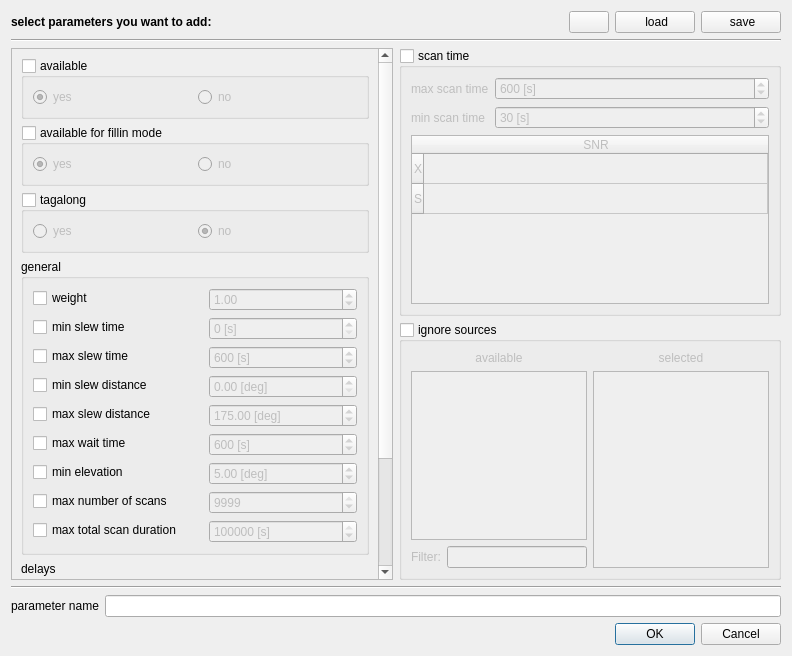
First picture: the form in Parameters/stationparametersdialog.ui, repository TUW-VieVS/VieSchedppGUI, before the edit.
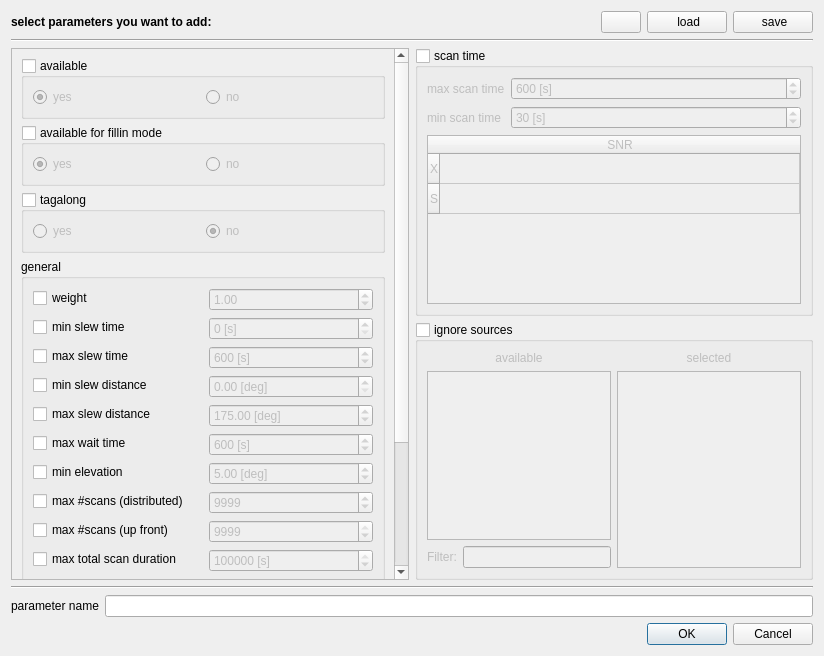
Second picture: the form after the edit. Icons and pictures are not drawn.

Commit message: renaming and new parameter max number of scans (distributed)

Diff of the .ui file:
```diff
--- a/Parameters/stationparametersdialog.ui
+++ b/Parameters/stationparametersdialog.ui
@@ -6,7 +6,7 @@
    <rect>
     <x>0</x>
     <y>0</y>
-    <width>792</width>
+    <width>824</width>
     <height>656</height>
    </rect>
   </property>
@@ -115,9 +115,9 @@
           <property name="geometry">
            <rect>
             <x>0</x>
-            <y>0</y>
-            <width>365</width>
-            <height>699</height>
+            <y>-120</y>
+            <width>390</width>
+            <height>795</height>
            </rect>
           </property>
           <layout class="QVBoxLayout" name="verticalLayout_8">
@@ -493,7 +493,7 @@
                 </property>
                </widget>
               </item>
-              <item row="7" column="0">
+              <item row="8" column="0">
                <widget class="QCheckBox" name="checkBox_maxNumberOfScans">
                 <property name="minimumSize">
                  <size>
@@ -505,11 +505,11 @@
                  <string>&lt;html&gt;&lt;head/&gt;&lt;body&gt;&lt;p&gt;Select parameter. &lt;/p&gt;&lt;p&gt;Parameters which are selected will &lt;span style=&quot; font-weight:600;&quot;&gt;override&lt;/span&gt; parameters from its &lt;span style=&quot; font-weight:600;&quot;&gt;parents&lt;/span&gt;. &lt;/p&gt;&lt;/body&gt;&lt;/html&gt;</string>
                 </property>
                 <property name="text">
-                 <string>max number of scans</string>
+                 <string>max #scans (up front)</string>
                 </property>
                </widget>
               </item>
-              <item row="7" column="1">
+              <item row="8" column="1">
                <widget class="QSpinBox" name="spinBox_maxNumberOfScans">
                 <property name="enabled">
                  <bool>false</bool>
@@ -563,14 +563,14 @@
                 </property>
                </widget>
               </item>
-              <item row="8" column="0">
+              <item row="9" column="0">
                <widget class="QCheckBox" name="checkBox_maxTotalObsTime">
                 <property name="text">
                  <string>max total scan duration</string>
                 </property>
                </widget>
               </item>
-              <item row="8" column="1">
+              <item row="9" column="1">
                <widget class="QSpinBox" name="spinBox_maxTotalObsTime">
                 <property name="enabled">
                  <bool>false</bool>
@@ -589,6 +589,35 @@
                 </property>
                </widget>
               </item>
+              <item row="7" column="0">
+               <widget class="QCheckBox" name="checkBox_maxNumberOfScansDist">
+                <property name="text">
+                 <string>max #scans (distributed)</string>
+                </property>
+               </widget>
+              </item>
+              <item row="7" column="1">
+               <widget class="QSpinBox" name="spinBox_maxNumberOfScansDist">
+                <property name="enabled">
+                 <bool>false</bool>
+                </property>
+                <property name="toolTip">
+                 <string>&lt;html&gt;&lt;head/&gt;&lt;body&gt;&lt;p&gt;maximum number of scans (evenly distributed over session duration)&lt;/p&gt;&lt;/body&gt;&lt;/html&gt;</string>
+                </property>
+                <property name="statusTip">
+                 <string>maximum number of scans (evenly distributed over session duration)</string>
+                </property>
+                <property name="whatsThis">
+                 <string>&lt;html&gt;&lt;head/&gt;&lt;body&gt;&lt;p&gt;Maximum number of allowed scans for this station. &lt;/p&gt;&lt;p&gt;The station is scheduled normally. At the end, the number of scheduled scans is compared with the maximum number of allowed scans defined by this option. &lt;/p&gt;&lt;p&gt;If the number of scheduled scans is greater than the maximum number of allowed scans, then scheduled scans will be removed. Scans are removed based on the number of observations they contain, starting with the lowest ones. If multiple scans have the same (minimal) number of observations, scans are removed equally over time.&lt;/p&gt;&lt;p&gt;E.g. if there are 20 scans with 2 observations, 80 scans with 3 observations and 10 scans with 6 observations and you need to remove 40 scans in total, than first, all (20) scans with 2 observations are removed. Next every 4th scan with 3 observations is removed (a total of 20). &lt;br/&gt;&lt;/p&gt;&lt;p&gt;Thus, the station will observe for the full session duration with potentially fewer scans per hour in contrast to the &lt;span style=&quot; font-weight:600; font-style:italic;&quot;&gt;&amp;quot;max #scans (up front)&amp;quot;&lt;/span&gt; option, where the station is scheduled with the maximum number of scans per hour but will potentially stop observing prior to the session end.&lt;/p&gt;&lt;p&gt;&lt;br/&gt;Keep in mind that removing one station can lead to the full scan becoming invalid (and thus being removed) based on the minimum number of stations defined in the source parameters. &lt;/p&gt;&lt;/body&gt;&lt;/html&gt;</string>
+                </property>
+                <property name="maximum">
+                 <number>99999</number>
+                </property>
+                <property name="value">
+                 <number>9999</number>
+                </property>
+               </widget>
+              </item>
              </layout>
             </widget>
            </item>
```
Left out of the diff: 126 changed lines with no effect on the pictures. The commit also changes 7 other files.
